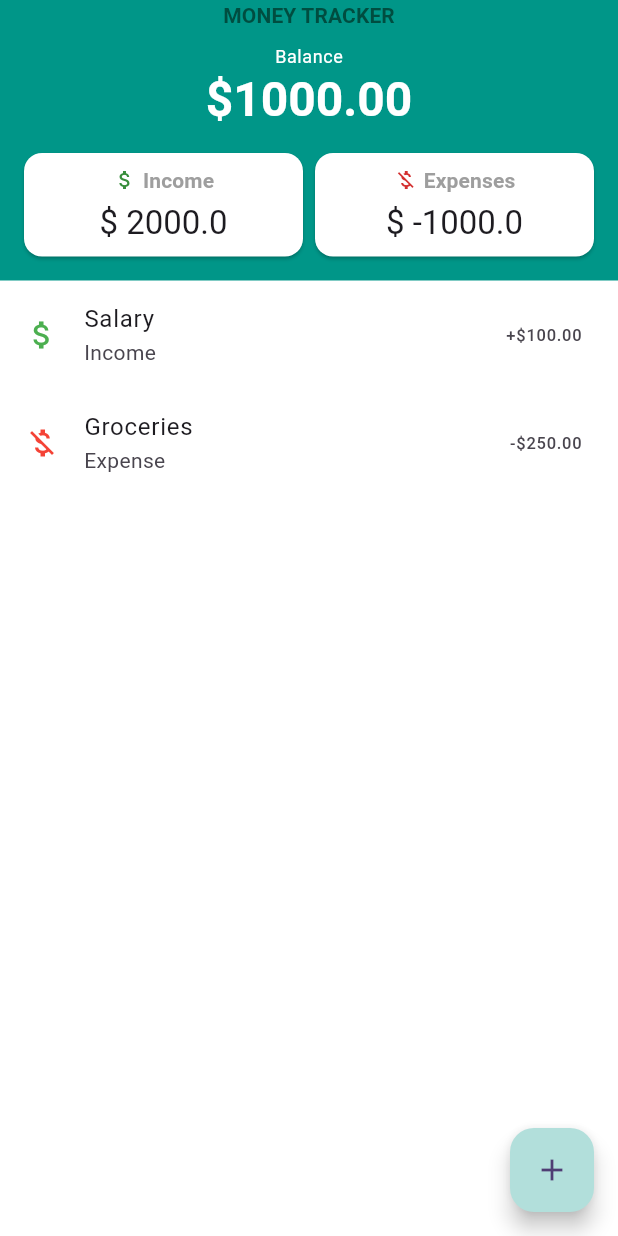
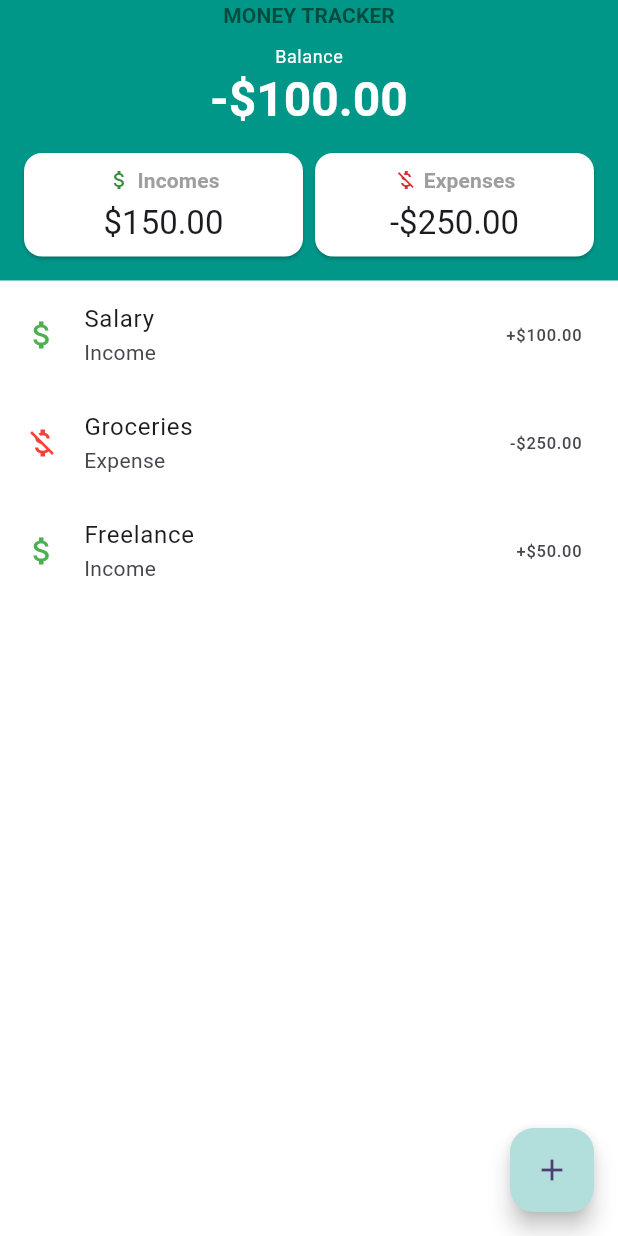
Before and after one commit to Alvarado08/money-tracker, a Flutter app: the screen it shows after launch, on a phone screen of 412 x 824 dp. Run offline on Flutter 3.47's test engine with Material 3 defaults, Android fonts, the phone set to English and light mode, and no system bars; our stand-ins replace currency_text_input_formatter.

Commit message:
Home header data
Home header widgets now display dynamic transactions data that include: balance, total income and total expenses. Fixed arithmetic errors in TransactionsProvider.

```diff
--- a/lib/controller/transactions_provider.dart
+++ b/lib/controller/transactions_provider.dart
@@ -11,8 +11,13 @@ class TransactionsProvider with ChangeNotifier {
     ),
     Transaction(
       type: TransactionType.expense,
-      amount: 250.0,
+      amount: -250.0,
       description: 'Groceries',
+    ),
+    Transaction(
+      type: TransactionType.income,
+      amount: 50.0,
+      description: 'Freelance',
     ),
   ];
 
@@ -37,7 +42,7 @@ class TransactionsProvider with ChangeNotifier {
   }
 
   double getBalance() {
-    return getTotalIncome() - getTotalExpense();
+    return getTotalIncome() + getTotalExpense();
   }
 
   void addTransaction(Transaction transaction) {
--- a/lib/view/components/home_header.dart
+++ b/lib/view/components/home_header.dart
@@ -1,5 +1,7 @@
 import 'package:flutter/material.dart';
+import 'package:money_tracker/controller/transactions_provider.dart';
 import 'package:money_tracker/view/widgets/header_card.dart';
+import 'package:provider/provider.dart';
 
 class HomeHeader extends StatelessWidget {
   const HomeHeader({super.key});
@@ -7,6 +9,14 @@ class HomeHeader extends StatelessWidget {
   @override
   Widget build(BuildContext context) {
     final textTheme = Theme.of(context).textTheme;
+
+    final provider = Provider.of<TransactionsProvider>(context);
+    final balance = provider.getBalance();
+    final totalIncome = provider.getTotalIncome();
+    final totalExpense = provider.getTotalExpense();
+    final formattedBalance = balance < 0
+        ? "-\$${balance.abs().toStringAsFixed(2)}"
+        : "\$${balance.toStringAsFixed(2)}";
 
     return SizedBox(
       width: double.infinity, // Full width of the parent
@@ -25,7 +35,8 @@ class HomeHeader extends StatelessWidget {
             style: textTheme.bodySmall!.copyWith(color: Colors.white),
           ),
           Text(
-            "\$1000.00",
+            // "\$1000.00",
+            formattedBalance,
             style: textTheme.headlineLarge!.copyWith(
               fontWeight: FontWeight.bold,
               color: Colors.white,
@@ -38,8 +49,8 @@ class HomeHeader extends StatelessWidget {
               children: [
                 HeaderCard(
                   textTheme: textTheme,
-                  title: "Income",
-                  amount: 2000.00,
+                  title: "Incomes",
+                  amount: totalIncome,
                   icon: Icon(
                     Icons.attach_money,
                     color: Colors.green.shade700,
@@ -49,7 +60,7 @@ class HomeHeader extends StatelessWidget {
                 HeaderCard(
                   textTheme: textTheme,
                   title: "Expenses",
-                  amount: -1000.00,
+                  amount: totalExpense,
                   icon: Icon(
                     Icons.money_off,
                     color: Colors.red.shade700,
--- a/lib/view/components/transactions_list.dart
+++ b/lib/view/components/transactions_list.dart
@@ -32,7 +32,7 @@ class TransactionsList extends StatelessWidget {
               trailing: Text(
                 type == "Income"
                     ? '+\$${transaction.amount.toStringAsFixed(2)}'
-                    : '-\$${transaction.amount.toStringAsFixed(2)}',
+                    : '-\$${transaction.amount.abs().toStringAsFixed(2)}',
               ),
             );
           },
--- a/lib/view/widgets/header_card.dart
+++ b/lib/view/widgets/header_card.dart
@@ -16,6 +16,9 @@ class HeaderCard extends StatelessWidget {
 
   @override
   Widget build(BuildContext context) {
+    final formattedAmount = amount < 0
+        ? "-\$${amount.abs().toStringAsFixed(2)}"
+        : "\$${amount.toStringAsFixed(2)}";
     return Expanded(
       child: Card(
         color: Colors.white,
@@ -38,7 +41,7 @@ class HeaderCard extends StatelessWidget {
                 ],
               ),
               SizedBox(height: 5),
-              Text("\$ $amount", style: textTheme.titleLarge!),
+              Text(formattedAmount, style: textTheme.titleLarge!),
             ],
           ),
         ),
```
